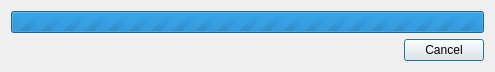
horsicq/PDBRipper, file gui_source/dialogprocess.ui: the form before one commit.
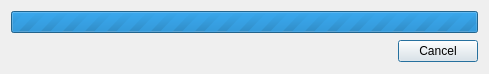
The form after the commit.

Diff of the .ui file:
```diff
--- a/gui_source/dialogprocess.ui
+++ b/gui_source/dialogprocess.ui
@@ -9,8 +9,8 @@
    <rect>
     <x>0</x>
     <y>0</y>
-    <width>495</width>
-    <height>70</height>
+    <width>489</width>
+    <height>74</height>
    </rect>
   </property>
   <property name="windowTitle">
@@ -39,17 +39,17 @@
    <item>
     <layout class="QHBoxLayout" name="horizontalLayout">
      <item>
-      <spacer name="horizontalSpacer">
-       <property name="orientation">
-        <enum>Qt::Horizontal</enum>
+      <widget class="QLabel" name="labelStatus">
+       <property name="sizePolicy">
+        <sizepolicy hsizetype="Expanding" vsizetype="Expanding">
+         <horstretch>0</horstretch>
+         <verstretch>0</verstretch>
+        </sizepolicy>
        </property>
-       <property name="sizeHint" stdset="0">
-        <size>
-         <width>40</width>
-         <height>20</height>
-        </size>
+       <property name="text">
+        <string/>
        </property>
-      </spacer>
+      </widget>
      </item>
      <item>
       <widget class="QPushButton" name="pushButtonCancel">
```
